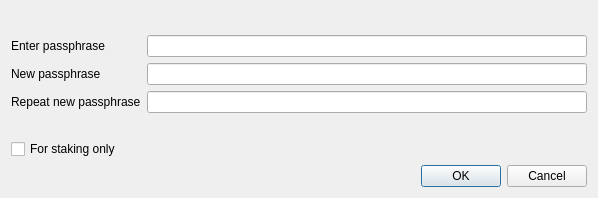
Old version of the form src/qt/forms/askpassphrasedialog.ui in the repository okcashpro/okcash.
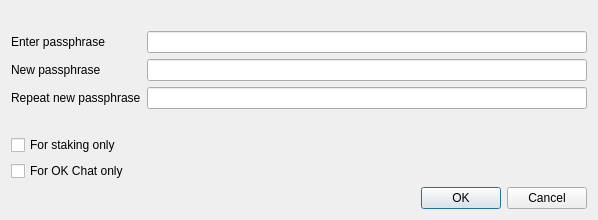
New version of the form.

Commit message: unlck 4 okchat+stake desc v6.9

The edit to the form file:
```diff
--- a/src/qt/forms/askpassphrasedialog.ui
+++ b/src/qt/forms/askpassphrasedialog.ui
@@ -115,6 +115,22 @@
        </property>
       </widget>
      </item>
+     <item row="5" column="0">
+      <widget class="QCheckBox" name="messagingCheckBox">
+       <property name="enabled">
+        <bool>true</bool>
+       </property>
+       <property name="toolTip">
+        <string>Unlocks the OK Chat to be able to send and receive messages.</string>
+       </property>
+       <property name="text">
+        <string>For OK Chat only</string>
+       </property>
+       <property name="visible">
+        <bool>false</bool>
+       </property>
+      </widget>
+     </item>
     </layout>
    </item>
    <item>
```
Left out of the diff: 2 changed lines with no effect on the pictures.
